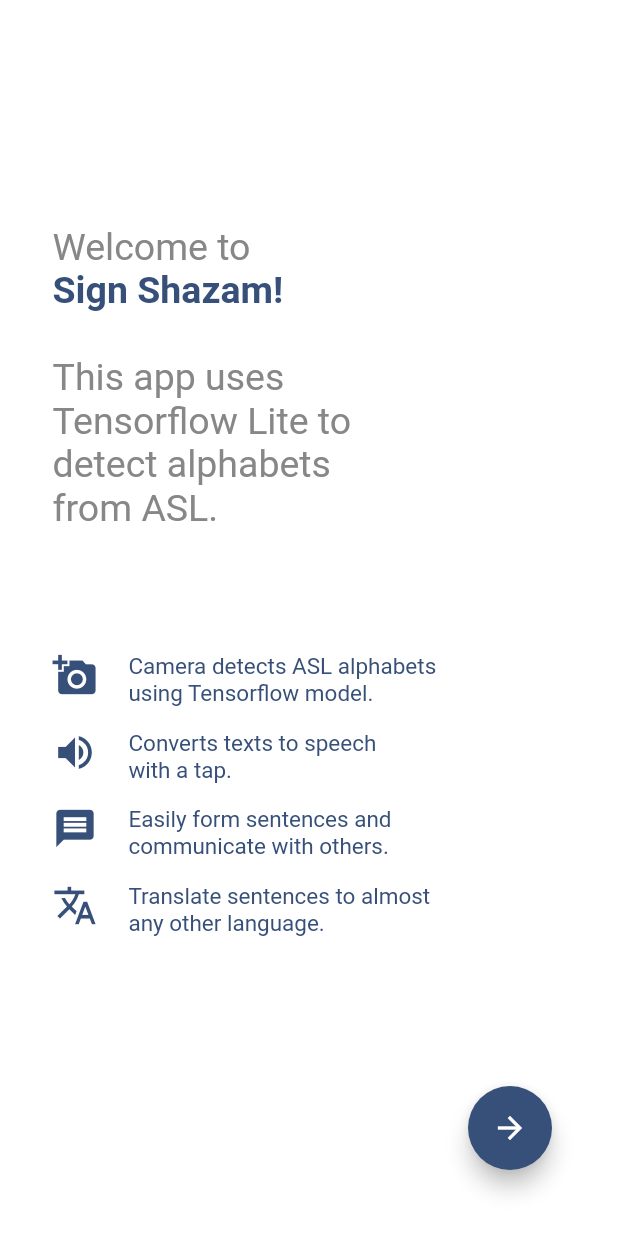
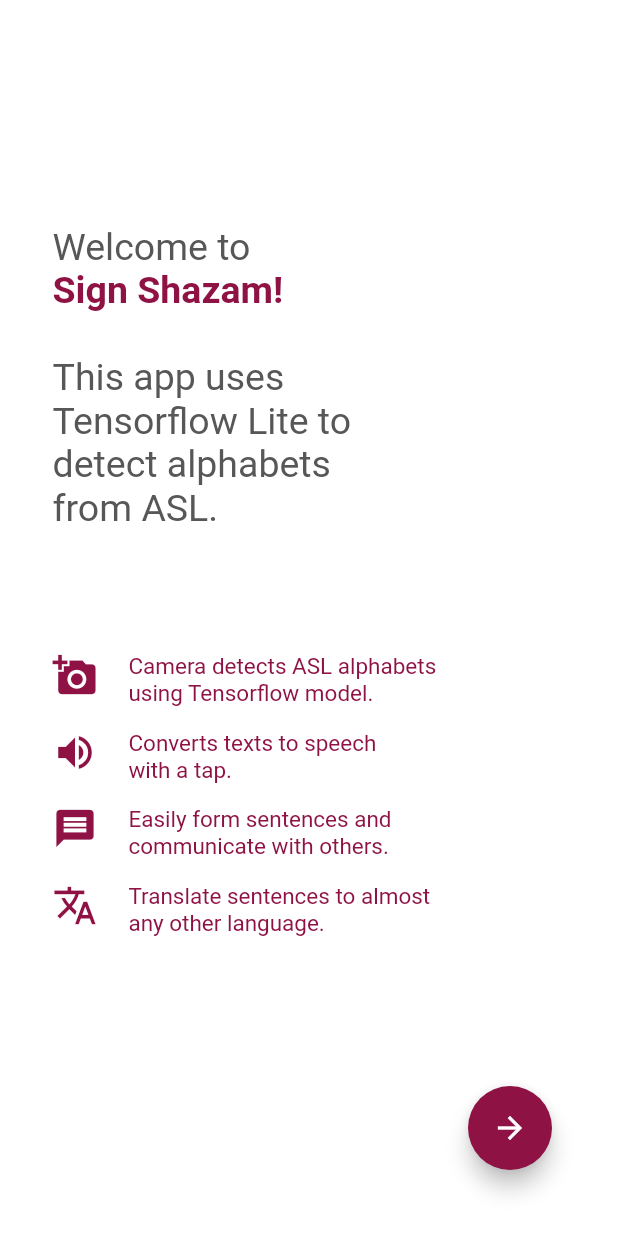
Before and after one commit to 1psrishti/Sign-Shazam, a Flutter app: the screen it shows after launch, on a phone screen of 412 x 824 dp. Shown: the top 1233 px of the screen. Run offline on Flutter 3.47's test engine with Material 2 defaults, Android fonts, the phone set to English and light mode, and no system bars; our stand-ins replace camera, flutter_tts, percent_indicator; missing offline and left inert: tflite, translator.

Commit message:
Colour UI Chnage
Maroon shift

```diff
--- a/lib/main.dart
+++ b/lib/main.dart
@@ -15,7 +15,7 @@ class MyApp extends StatelessWidget {
       debugShowCheckedModeBanner: false,
       title: 'Sign Shazam',
       theme: ThemeData(
-        primaryColor: Color(0xff4a75e7),
+        primaryColor: Color(0xff8e1244),
       ),
       home: LandingPage(),
       // routes: {
--- a/lib/screens/detectScreen.dart
+++ b/lib/screens/detectScreen.dart
@@ -127,7 +127,7 @@ class _DetectScreenState extends State<DetectScreen>
                         Text(textString,
                         style: TextStyle(
                           fontSize: 20,
-                          color: Color(0xff375079),
+                          color: Color(0xff8e1244),
                         ),
                         ),
                         SizedBox(height: 20,),
@@ -165,7 +165,7 @@ class _DetectScreenState extends State<DetectScreen>
                                 child: Icon(
                                   Icons.play_arrow,
                                   size: 40,
-                                  color: Color(0xff375079),
+                                  color: Color(0xff8e1244),
                                 ),
                               ),
                               FlatButton(
@@ -175,7 +175,7 @@ class _DetectScreenState extends State<DetectScreen>
                                 child: Icon(
                                   Icons.check,
                                   size: 40,
-                                  color: Color(0xff375079),
+                                  color: Color(0xff8e1244),
                                 ),
                               ),
                               FlatButton(
@@ -185,7 +185,7 @@ class _DetectScreenState extends State<DetectScreen>
                                 child: Icon(
                                   Icons.backspace,
                                   size: 40,
-                                  color: Color(0xff375079),
+                                  color: Color(0xff8e1244),
                                 ),
                               ),
                               FlatButton(
@@ -198,7 +198,7 @@ class _DetectScreenState extends State<DetectScreen>
                                 child: Icon(
                                   Icons.translate,
                                   size: 40,
-                                  color: Color(0xff375079),
+                                  color: Color(0xff8e1244),
                                 ),
                               ),
                             ],
--- a/lib/screens/landing_screen.dart
+++ b/lib/screens/landing_screen.dart
@@ -21,7 +21,7 @@ class _LandingPageState extends State<LandingPage> {
               child: Text(
                 "Welcome to",
                 style: TextStyle(
-                  color: Color(0xff878787),
+                  color: Color(0xFF575757),
                   fontSize: 25,
                   fontFamily: "Roboto",
                 ),
@@ -33,7 +33,7 @@ class _LandingPageState extends State<LandingPage> {
                 "Sign Shazam!\n",
                 textAlign: TextAlign.start,
                 style: TextStyle(
-                  color: Color(0xff375079),
+                  color: Color(0xff8e1244),
                   fontSize: 25,
                   fontFamily: "Roboto",
                   fontWeight: FontWeight.bold,
@@ -46,7 +46,7 @@ class _LandingPageState extends State<LandingPage> {
                 "This app uses \nTensorflow Lite to \ndetect alphabets \nfrom ASL.",
                 textAlign: TextAlign.justify,
                 style: TextStyle(
-                  color: Color(0xff878787),
+                  color: Color(0xFF575757),
                   fontSize: 25,
                   fontFamily: "Roboto",
                 ),
@@ -61,7 +61,7 @@ class _LandingPageState extends State<LandingPage> {
                 children: <Widget>[
                   Icon(
                     Icons.add_a_photo,
-                    color: Color(0xff375079),
+                    color: Color(0xff8e1244),
                     size: 30,
                   ),
                   SizedBox(width: MediaQuery.of(context).size.width * 0.05),
@@ -70,7 +70,7 @@ class _LandingPageState extends State<LandingPage> {
                     child: Text(
                       "Camera detects ASL alphabets \nusing Tensorflow model.",
                       style: TextStyle(
-                          color: Color(0xff375079),
+                          color: Color(0xff8e1244),
                           fontSize: 15,
                           fontFamily: "Roboto"),
                     ),
@@ -83,7 +83,7 @@ class _LandingPageState extends State<LandingPage> {
                 children: <Widget>[
                   Icon(
                     Icons.volume_up,
-                    color: Color(0xff375079),
+                    color: Color(0xff8e1244),
                     size: 30,
                   ),
                   SizedBox(width: MediaQuery.of(context).size.width * 0.05),
@@ -92,7 +92,7 @@ class _LandingPageState extends State<LandingPage> {
                     child: Text(
                       "Converts texts to speech\nwith a tap.",
                       style: TextStyle(
-                          color: Color(0xff375079),
+                          color: Color(0xff8e1244),
                           fontSize: 15,
                           fontFamily: "Roboto"),
                     ),
@@ -105,7 +105,7 @@ class _LandingPageState extends State<LandingPage> {
                 children: <Widget>[
                   Icon(
                     Icons.message,
-                    color: Color(0xff375079),
+                    color: Color(0xff8e1244),
                     size: 30,
                   ),
                   SizedBox(width: MediaQuery.of(context).size.width * 0.05),
@@ -114,7 +114,7 @@ class _LandingPageState extends State<LandingPage> {
                     child: Text(
                       "Easily form sentences and \ncommunicate with others.",
                       style: TextStyle(
-                          color: Color(0xff375079),
+                          color: Color(0xff8e1244),
                           fontSize: 15,
                           fontFamily: "Roboto"),
                     ),
@@ -127,7 +127,7 @@ class _LandingPageState extends State<LandingPage> {
                 children: <Widget>[
                   Icon(
                     Icons.translate,
-                    color: Color(0xff375079),
+                    color: Color(0xff8e1244),
                     size: 30,
                   ),
                   SizedBox(width: MediaQuery.of(context).size.width * 0.05),
@@ -136,7 +136,7 @@ class _LandingPageState extends State<LandingPage> {
                     child: Text(
                       "Translate sentences to almost \nany other language.",
                       style: TextStyle(
-                          color: Color(0xff375079),
+                          color: Color(0xff8e1244),
                           fontSize: 15,
                           fontFamily: "Roboto"),
                     ),
@@ -148,7 +148,7 @@ class _LandingPageState extends State<LandingPage> {
       floatingActionButton: Padding(
         padding: const EdgeInsets.all(28.0),
         child: FloatingActionButton(
-          backgroundColor: Color(0xff375079),
+          backgroundColor: Color(0xff8e1244),
           child: IconButton(
               icon: Icon(Icons.arrow_forward, color: Colors.white),
               onPressed: null),
```
